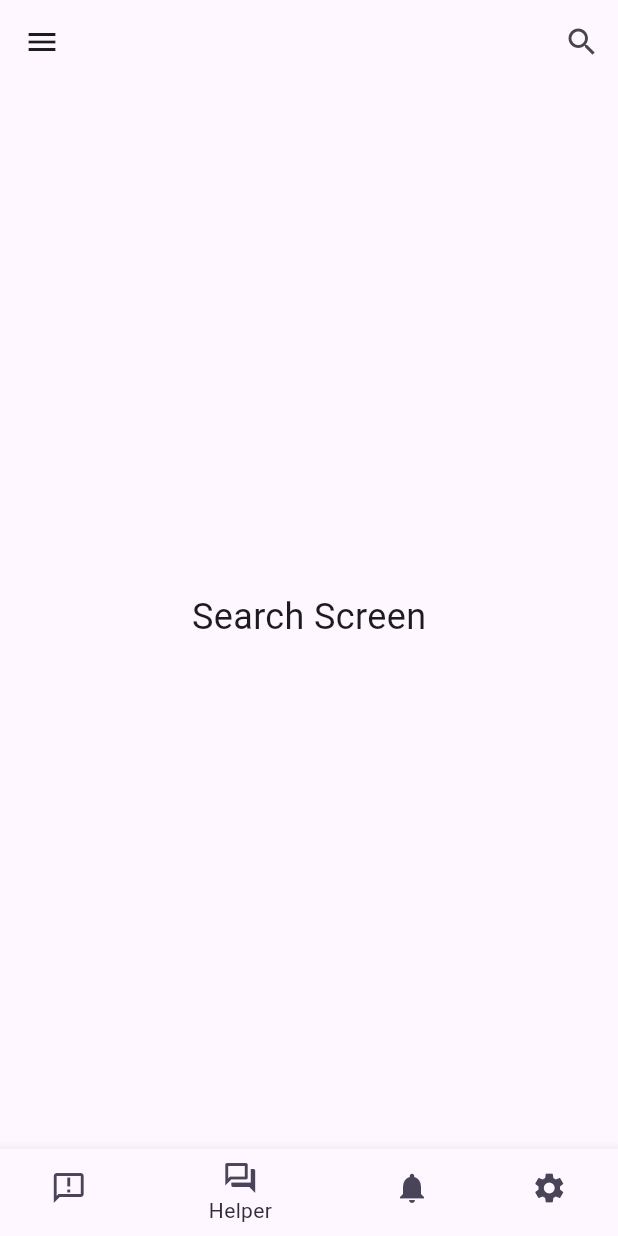
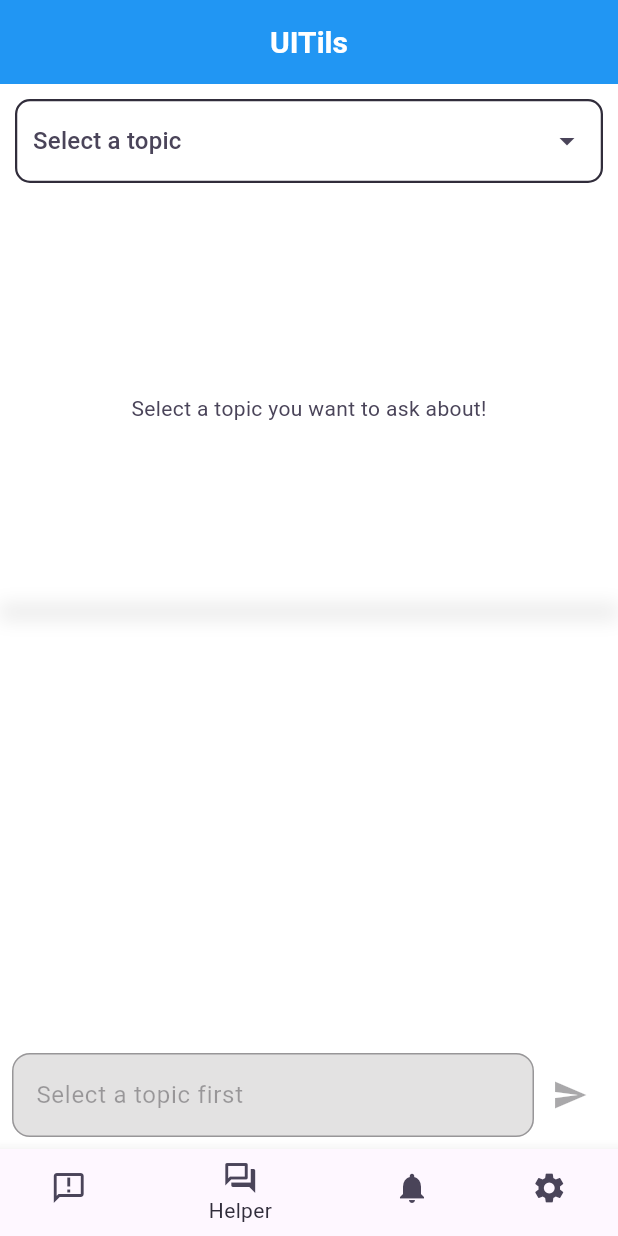
Before and after one commit to HuyBui07/NewsUIT, a Flutter app: the screen it shows after launch, item 2 of the bottom bar chosen, on a phone screen of 412 x 824 dp. Run offline on Flutter 3.47's test engine with Material 3 defaults, Android fonts, the phone set to English and light mode, and no system bars; our stand-ins replace cookie_jar, dio, dio_cookie_manager, google_fonts, shared_preferences; missing offline and left inert: flutter_pdfview.

Commit message:
feat(helper): Helper with integrated documents. Currently has two doc including Quy che dao tao & Quy trinh sinh vien

```diff
--- a/lib/main.dart
+++ b/lib/main.dart
@@ -1,6 +1,5 @@
 import 'package:flutter/material.dart';
-import 'package:news_uit/apiController/deadlineFetch.dart';
-import 'package:shared_preferences/shared_preferences.dart';
+import 'package:news_uit/screens/helper_screen.dart';
 import 'screens/deadline_screen.dart';
 import 'widgets/bottom_nav_bar.dart';
 import 'screens/testscreen.dart';
@@ -23,7 +22,7 @@ class _MainAppState extends State<MainApp> {
   // List of Screens to display for each tab
   final List<Widget> _screens = [
     Screen2(),
-    Screen2(),
+    ChatWithPDF(),
     DeadlineScreen(),
     PopupLogin(afterLogin: () {}),
   ];
@@ -40,15 +39,13 @@ class _MainAppState extends State<MainApp> {
       title: 'UITils',
       home: Scaffold(
         appBar: AppBar(
-          leading: Icon(Icons.menu),
-          actions: [
-            IconButton(
-              icon: Icon(Icons.search),
-              onPressed: () {
-                // Logic to open search screen
-              },
-            ),
-          ],
+          title: Center(
+              child: const Text('UITils',
+                  style: TextStyle(
+                      fontSize: 20,
+                      fontWeight: FontWeight.bold,
+                      color: Colors.white))),
+          backgroundColor: Colors.blue,
         ),
         body: _screens[_currentIndex], // Display the current selected screen
         bottomNavigationBar: BottomNavBar(
--- /dev/null
+++ b/lib/screens/helper_screen.dart
@@ -0,0 +1,340 @@
+import 'dart:io';
+import 'package:flutter/material.dart';
+import 'package:flutter/services.dart';
+import 'package:http/http.dart' as http;
+import 'dart:convert';
+import 'package:flutter_pdfview/flutter_pdfview.dart';
+import 'package:path_provider/path_provider.dart';
+
+// Light & Dark Mode color configurations (already provided by you)
+import '../ui_config.dart';
+
+//Used in x-api-key header
+const String APIKey = '';
+
+class ChatWithPDF extends StatefulWidget {
+  @override
+  _ChatWithPDFState createState() => _ChatWithPDFState();
+}
+
+class _ChatWithPDFState extends State<ChatWithPDF> {
+  String? selectedDocument;
+  String sourceId = "";
+  String? pdfPath;
+  List<Map<String, dynamic>> chatMessages = [];
+  int? currentPage;
+  bool isSending = false; // Indicates if a message is being sent
+  bool isBotTyping = false; // Indicates if the bot is "typing"
+  PDFViewController? _pdfViewController;
+
+  final TextEditingController _controller = TextEditingController();
+
+  List<Map<String, String>> documents = [
+    {
+      'title': 'Quy chế đào tạo',
+      'sourceId': 'cha_WzNUH7wGY2ifZu853mvoU',
+      'pdfPath': 'lib/assets/qcdt.pdf'
+    },
+    {
+      'title': 'Quy trình sinh viên',
+      'sourceId': 'cha_bz1VXugmj4qpUq5ONz8hM',
+      'pdfPath': 'lib/assets/qtsv.pdf'
+    },
+
+    // Add more documents here
+  ];
+
+  Future<String> _loadPdfFromAssets(String assetPath) async {
+    try {
+      final byteData = await rootBundle.load(assetPath);
+      final tempDir = await getTemporaryDirectory();
+      final tempFilePath = '${tempDir.path}/temp_pdf.pdf';
+      final file = File(tempFilePath);
+      await file.writeAsBytes(byteData.buffer.asUint8List());
+      return file.path;
+    } catch (e) {
+      print('Error loading PDF: $e');
+      return '';
+    }
+  }
+
+  @override
+  Widget build(BuildContext context) {
+    return Scaffold(
+      backgroundColor: LightModeColors.background,
+      body: Column(
+        children: [
+          // Improved Dropdown for Topic Selection
+          Padding(
+            padding: const EdgeInsets.all(10.0),
+            child: DecoratedBox(
+              decoration: BoxDecoration(
+                color: LightModeColors.buttonCommon,
+                borderRadius: BorderRadius.circular(10),
+                border:
+                Border.all(color: LightModeColors.navSelected, width: 1.5),
+              ),
+              child: Padding(
+                padding:
+                const EdgeInsets.symmetric(horizontal: 12.0, vertical: 4.0),
+                child: DropdownButton<String>(
+                  value: selectedDocument,
+                  hint: Text('Select a topic',
+                      style: TextStyle(color: LightModeColors.navTextAndIcon)),
+                  isExpanded: true,
+                  underline: Container(),
+                  icon: Icon(Icons.arrow_drop_down,
+                      color: LightModeColors.navTextAndIcon),
+                  items: documents.map((doc) {
+                    return DropdownMenuItem<String>(
+                      value: doc['sourceId'],
+                      child: Text(doc['title']!,
+                          style:
+                          TextStyle(color: LightModeColors.navTextAndIcon)),
+                    );
+                  }).toList(),
+                  onChanged: (value) async {
+                    setState(() {
+                      selectedDocument = value;
+                      sourceId = value!;
+                    });
+                    String assetPath = documents.firstWhere(
+                            (doc) => doc['sourceId'] == value)['pdfPath']!;
+                    String pdfFilePath = await _loadPdfFromAssets(assetPath);
+                    setState(() {
+                      pdfPath = pdfFilePath;
+                    });
+                  },
+                ),
+              ),
+            ),
+          ),
+
+          // PDF Viewer Section
+          Expanded(
+            child: Stack(
+              children: [
+                pdfPath != null
+                    ? PDFView(
+                  enableSwipe: true,
+                  filePath: pdfPath,
+                  onRender: (pages) {
+                    setState(() {});
+                  },
+                  onViewCreated: (controller) {
+                    _pdfViewController = controller;
+                  },
+                  onPageChanged: (page, total) {
+                    setState(() {
+                      currentPage = page;
+                    });
+                  },
+                )
+                    : Center(
+                    child: Text("Select a topic you want to ask about!",
+                        style: TextStyle(
+                            color: LightModeColors.navTextAndIcon))),
+
+                // Divider to separate PDF and Chat Section
+                Positioned(
+                  bottom: 0,
+                  left: 0,
+                  right: 0,
+                  child: Container(
+                    height: 8.0,
+                    decoration: BoxDecoration(
+                      boxShadow: [
+                        BoxShadow(
+                          color: LightModeColors.divider,
+                          spreadRadius: 0.5,
+                          blurRadius: 10,
+                          offset: Offset(0, -1),
+                        ),
+                      ],
+                    ),
+                  ),
+                ),
+              ],
+            ),
+          ),
+          if (currentPage != null)
+            Padding(
+              padding: const EdgeInsets.all(8.0),
+              child: Text('Page: ${currentPage! + 1}',
+                  style: TextStyle(color: LightModeColors.navTextAndIcon)),
+            ),
+
+          // Chat Messages List
+          Expanded(
+            child: ListView.builder(
+              itemCount: chatMessages.length,
+              itemBuilder: (context, index) {
+                final message = chatMessages[index];
+                bool isUser = message['role'] == 'user';
+                return Align(
+                  alignment:
+                  isUser ? Alignment.centerRight : Alignment.centerLeft,
+                  child: Container(
+                    margin: EdgeInsets.symmetric(vertical: 5, horizontal: 10),
+                    padding: EdgeInsets.all(12),
+                    decoration: BoxDecoration(
+                      color: LightModeColors.chatBubbleBackgroundBlueish,
+                      borderRadius: BorderRadius.only(
+                        topLeft: Radius.circular(12),
+                        topRight: Radius.circular(12),
+                        bottomLeft:
+                        isUser ? Radius.circular(12) : Radius.circular(0),
+                        bottomRight:
+                        isUser ? Radius.circular(0) : Radius.circular(12),
+                      ),
+                    ),
+                    child: Column(
+                      crossAxisAlignment: CrossAxisAlignment.start,
+                      children: [
+                        Text(message['content'],
+                            softWrap: true,
+                            style: TextStyle(
+                                color: LightModeColors.chatBubbleTextBlueish)),
+                        if (message['references'] != null)
+                          Wrap(
+                            children: message['references'].map<Widget>((ref) {
+                              return Padding(
+                                padding: const EdgeInsets.only(left: 8.0),
+                                child: GestureDetector(
+                                  onTap: () {
+                                    _scrollToPage(ref['pageNumber']);
+                                  },
+                                  child: Text(
+                                    '[P${ref['pageNumber']}]',
+                                    style: const TextStyle(
+                                        color: LightModeColors.referenceText,
+                                        decoration: TextDecoration.underline),
+                                  ),
+                                ),
+                              );
+                            }).toList(),
+                          ),
+                      ],
+                    ),
+                  ),
+                );
+              },
+            ),
+          ),
+
+          // Sending Message Loading Indicator
+          if (isBotTyping)
+            Padding(
+              padding: const EdgeInsets.all(8.0),
+              child: Row(
+                children: [
+                  CircularProgressIndicator(),
+                  SizedBox(width: 10),
+                  Text("Assistant looking through the document...",
+                      style: TextStyle(color: LightModeColors.navTextAndIcon)),
+                ],
+              ),
+            ),
+
+          // Input Field & Send Button
+          Padding(
+            padding: const EdgeInsets.all(8.0),
+            child: Row(
+              children: [
+                Expanded(
+                  child: TextField(
+                    controller: _controller,
+                    decoration: InputDecoration(
+                      hintText: selectedDocument == null
+                          ? "Select a topic first"
+                          : "Ask a question...",
+                      enabled: selectedDocument != null,
+                      fillColor: LightModeColors.navBackground,
+                      filled: true,
+                      border: OutlineInputBorder(
+                        borderRadius: BorderRadius.circular(12),
+                      ),
+                    ),
+                  ),
+                ),
+                IconButton(
+                  icon: isSending
+                      ? CircularProgressIndicator()
+                      : Icon(Icons.send),
+                  onPressed: selectedDocument == null
+                      ? null
+                      : () async {
+                    setState(() {
+                      isSending = true;
+                    });
+                    await _sendMessage(_controller.text);
+                    setState(() {
+                      isSending = false;
+                    });
+                  },
+                ),
+              ],
+            ),
+          ),
+        ],
+      ),
+    );
+  }
+
+  Future<void> _sendMessage(String content) async {
+    if (sourceId.isEmpty) return;
+
+    const url = 'https://api.chatpdf.com/v1/chats/message';
+    setState(() {
+      chatMessages.add({'role': 'user', 'content': content});
+      isBotTyping = true;
+    });
+
+    final response = await http.post(
+      Uri.parse(url),
+      headers: {
+        'Content-Type': 'application/json',
+        'x-api-key': APIKey,
+      },
+      body: jsonEncode({
+        'sourceId': sourceId,
+        'messages': [
+          ...chatMessages,
+          {'role': 'user', 'content': content},
+        ],
+        'referenceSources': true,
+      }),
+    );
+
+    if (response.statusCode == 200) {
+      final jsonResponse = jsonDecode(response.body);
+      setState(() {
+        chatMessages.add({
+          'role': 'assistant',
+          'content': jsonResponse['content'],
+          'references': jsonResponse['references'],
+        });
+        if (jsonResponse.containsKey('references') &&
+            jsonResponse['references'].isNotEmpty) {
+          _scrollToPage(jsonResponse['references'][0]['pageNumber']);
+        }
+        isBotTyping = false;
+      });
+    } else {
+      print('Error: ${response.body}');
+      setState(() {
+        isBotTyping = false;
+      });
+    }
+    //Clear the input field after sending the message
+    _controller.clear();
+  }
+
+  void _scrollToPage(int page) {
+    if (_pdfViewController != null) {
+      _pdfViewController!.setPage(page - 1);
+    } else {
+      print('PDFViewController not initialized');
+    }
+  }
+}
--- a/lib/ui_config.dart
+++ b/lib/ui_config.dart
@@ -19,6 +19,12 @@ class LightModeColors {
   static const Color commonHeaderText = Color(0xFF000000);
   static const Color commonFadedText = Color(0xFF3C3C43);
   static const Color commonDarkText = Color(0xFFFFFFFF);
+
+  static const Color chatBubbleBackground = Color(0xFF312D3B);
+  static const Color chatBubbleText = Color(0xFFFFFFFF);
+  static const Color chatBubbleBackgroundBlueish = Color(0xFF1B9AEA);
+  static const Color chatBubbleTextBlueish = Color(0xFFFFFFFF);
+  static const Color referenceText = Color(0xFF631BE1);
 
   static const Color background = Color(0xFFFFFFFF);
   static const Color buttonCommon = Color(0xFFFFFFFF);
@@ -44,6 +50,12 @@ class DarkModeColors {
   static const Color commonFadedText = Color(0xFFBEBEBE);
   static const Color commonDarkText = Color(0xFF000000);
 
+  static const Color chatBubbleBackground = Color(0xFF312D3B);
+  static const Color chatBubbleText = Color(0xFFFFFFFF);
+  static const Color chatBubbleBackgroundBlueish = Color(0xFF8C8598);
+  static const Color chatBubbleTextBlueish = Color(0xFFFFFFFF);
+  static const Color referenceText = Color(0xFF8C8598);
+
   static const Color background = Color(0xFF121212);
   static const Color buttonCommon = Color(0xFF2C2C2C);
   static const Color divider = Color(0xFF333333);
--- a/pubspec.yaml
+++ b/pubspec.yaml
@@ -12,6 +12,7 @@ dependencies:
   dio_cookie_manager: ^3.1.1
   flutter:
     sdk: flutter
+  flutter_pdfview: ^1.3.3
   google_fonts: ^6.2.1
   html: ^0.15.4
   http: ^1.2.2
@@ -25,3 +26,6 @@ dev_dependencies:
 
 flutter:
   uses-material-design: true
+  assets:
+    - lib/assets/qcdt.pdf
+    - lib/assets/qtsv.pdf
```
Also changed, not shown: lib/screens/setting_screen.dart (added), 2 other files.
